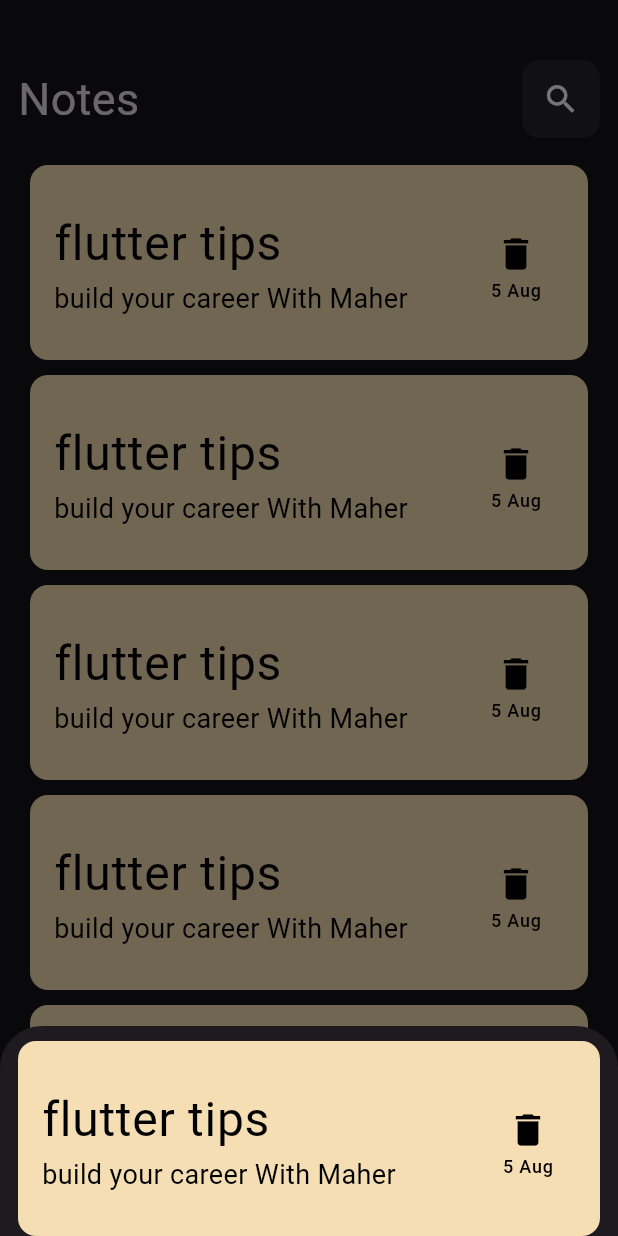
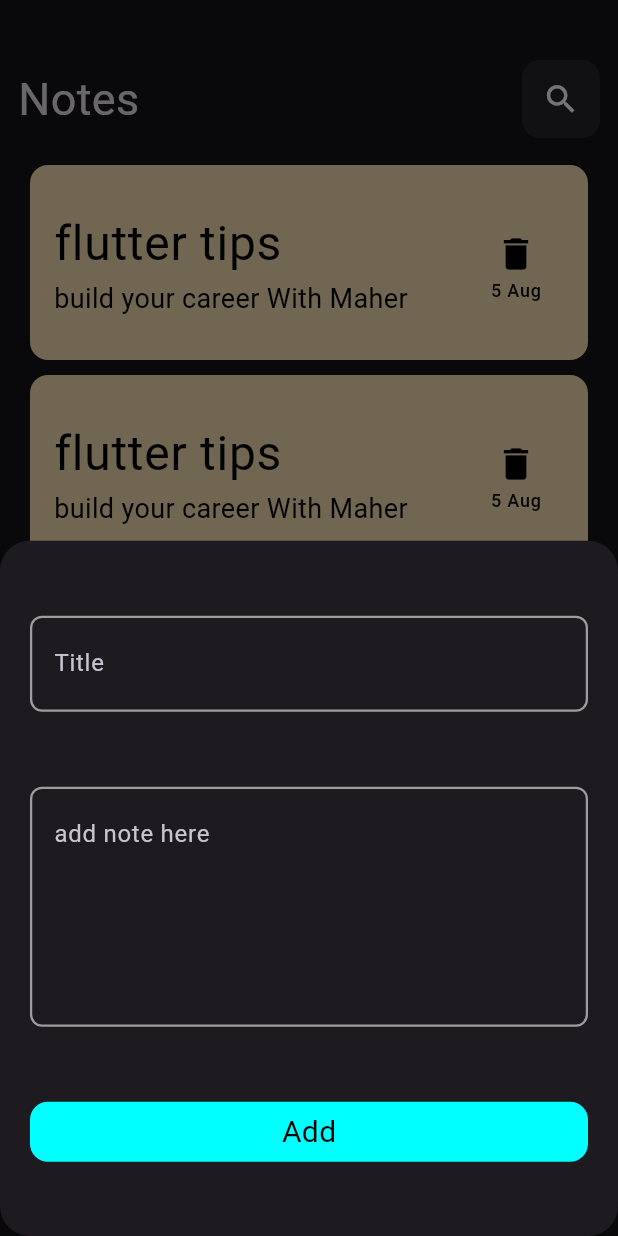
Before and after one commit to Maher35a/notes-app, a Flutter app: the screen it shows after launch, after a tap on the "add" icon, on a phone screen of 412 x 824 dp. Run offline on Flutter 3.47's test engine with Material 3 defaults, Android fonts, the phone set to English and light mode, and no system bars.

Commit message:
custoneAppbar

```diff
--- /dev/null
+++ b/lib/views/constant/constans.dart
@@ -0,0 +1,3 @@
+import 'package:flutter/cupertino.dart';
+
+final Kprimarycolor =Color(0xff00FFFF);
--- /dev/null
+++ b/lib/views/editnoteview.dart
@@ -0,0 +1,11 @@
+import 'package:flutter/material.dart';
+import 'package:notesapp/views/widgets/editnoteWidget.dart';
+
+class editnoteview extends StatelessWidget {
+  const editnoteview({super.key});
+
+  @override
+  Widget build(BuildContext context) {
+    return const editnotewidget();
+  }
+}
--- a/lib/views/home page.dart
+++ b/lib/views/home page.dart
@@ -1,6 +1,6 @@
 import 'package:flutter/material.dart';
 import 'package:notesapp/views/widgets/Appbar_widget.dart';
-import 'package:notesapp/views/widgets/note-view-container.dart';
+import 'package:notesapp/views/widgets/BottomSheetwidget.dart';
 import 'package:notesapp/views/widgets/scrollview.dart';
 
 class homepage extends StatelessWidget {
@@ -9,12 +9,19 @@ class homepage extends StatelessWidget {
   @override
   Widget build(BuildContext context) {
     return Scaffold(
-      body: const Column(children: [CustomAppbar(), Expanded(child: scrollview())]),
+      body: Container(child: const Column(children: [CustomAppbar(
+        title: 'Notes',
+        icon: Icons.search,
+      ), Expanded(child: scrollview())])),
       floatingActionButton: FloatingActionButton(
         onPressed: (){
-          showModalBottomSheet(context: context, builder:(
+          showModalBottomSheet(
+              shape: RoundedRectangleBorder(
+                borderRadius: BorderRadius.circular(20),
+              ),
+              context: context, builder:(
           context){
-            return noteViewContainer();
+            return Bottomsheet();
           }
 
           );
--- a/lib/views/widgets/Appbar_widget.dart
+++ b/lib/views/widgets/Appbar_widget.dart
@@ -1,15 +1,17 @@
+import 'package:flutter/cupertino.dart';
 import 'package:flutter/material.dart';
 
 class CustomAppbar extends StatelessWidget {
-  const CustomAppbar({super.key});
-
+  const CustomAppbar({super.key, required this.title, required this.icon});
+final String title ;
+final IconData icon;
   @override
   Widget build(BuildContext context) {
     return Padding(
       padding: const EdgeInsets.only(top: 40, left: 12,right: 12,),
       child: Row(
         children: [
-          Text ("Notes", style: TextStyle(fontSize: 30)),
+          Text (title, style: TextStyle(fontSize: 30)),
           Spacer(),
           Container(
             padding: EdgeInsets.all(2), // مسافة داخلية حول الأيقونة
@@ -21,7 +23,7 @@ class CustomAppbar extends StatelessWidget {
               onPressed: () {
                 // نفذ شيء هنا
               },
-              icon: Icon(Icons.search, size: 25, color: Colors.white),
+              icon: Icon(icon, size: 25, color: Colors.white),
             ),
           )
         ]
--- a/lib/views/widgets/BottomSheetwidget.dart
+++ b/lib/views/widgets/BottomSheetwidget.dart
@@ -1,10 +1,30 @@
 import 'package:flutter/material.dart';
+
+import 'CustomButton.dart';
+import 'Customtextfildwidget.dart';
 
 class Bottomsheet  extends StatelessWidget {
   const Bottomsheet ({super.key});
 
   @override
   Widget build(BuildContext context) {
-    return const Placeholder();
+    return  Padding(
+      padding: const EdgeInsets.all(20),
+      child: SingleChildScrollView(
+        child: Column(
+          mainAxisSize: MainAxisSize.min,
+          children: [
+            SizedBox(height: 30),
+            customtextfild( hintText: 'Title'),
+            SizedBox(height: 50),
+            customtextfild( hintText: 'add note here',maxLines: 5),
+            SizedBox(height: 50),
+            CustomButtonwidget(),
+            SizedBox(height: 100),
+
+          ]
+        ),
+      ),
+    );
   }
 }
--- /dev/null
+++ b/lib/views/widgets/CustomButton.dart
@@ -0,0 +1,23 @@
+import 'package:flutter/material.dart';
+
+import '../constant/constans.dart';
+
+class CustomButtonwidget extends StatelessWidget {
+   CustomButtonwidget({super.key, this.text='Add'});
+  String text = 'Add';
+  @override
+  Widget build(BuildContext context) {
+    return GestureDetector(
+      onTap: (){},
+      child: Container (
+        width: double.infinity,
+        height:40,
+        child: Center(child: Text(text, style: TextStyle(color: Colors.black, fontSize: 20))),
+        decoration: BoxDecoration(
+          borderRadius: BorderRadius.circular(12),
+          color: Kprimarycolor,
+        )
+      ),
+    );
+  }
+}
--- /dev/null
+++ b/lib/views/widgets/Customtextfildwidget.dart
@@ -0,0 +1,29 @@
+import 'package:flutter/material.dart';
+
+class customtextfild extends StatelessWidget {
+  const customtextfild({super.key, required this.hintText, this.maxLines = 1});
+  final String? hintText;
+  final int? maxLines;
+
+  @override
+  Widget build(BuildContext context) {
+    return TextField(
+      maxLines: maxLines,
+      decoration: InputDecoration(
+        hintText: hintText,
+        contentPadding: const EdgeInsets.symmetric(
+          horizontal: 12, // علشان يبدأ من الشمال
+          vertical: 20,    // علشان يتوسّط رأسيًا لما يكون 5 سطور
+        ),
+        border: const OutlineInputBorder(
+          borderRadius: BorderRadius.all(Radius.circular(8)),
+          borderSide: BorderSide(color: Colors.black),
+        ),
+        enabledBorder: const OutlineInputBorder(
+          borderRadius: BorderRadius.all(Radius.circular(8)),
+          borderSide: BorderSide(color: Colors.grey, width: 1.5),
+        ),
+      ),
+    );
+  }
+}
--- /dev/null
+++ b/lib/views/widgets/editnoteWidget.dart
@@ -0,0 +1,32 @@
+import 'package:flutter/material.dart';
+
+import 'Appbar_widget.dart';
+import 'BottomSheetwidget.dart';
+import 'CustomButton.dart';
+import 'Customtextfildwidget.dart';
+
+class editnotewidget extends StatelessWidget {
+  const editnotewidget({super.key});
+
+  @override
+  Widget build(BuildContext context) {
+    return Scaffold(
+      body: Padding(
+        padding: const EdgeInsets.all(8.0),
+        child: Column(
+          mainAxisSize: MainAxisSize.min,
+          children: [
+            CustomAppbar(title:'Edit Note', icon: Icons.check),
+            Spacer(flex: 2),
+            customtextfild(hintText: 'Title'),
+            Spacer(flex: 3),
+            customtextfild(hintText: 'add note here', maxLines: 5),
+            Spacer(flex: 5),
+            CustomButtonwidget(),
+            Spacer(flex : 10),
+          ],
+        ),
+      ),
+    );
+  }
+}
--- a/lib/views/widgets/note-view-container.dart
+++ b/lib/views/widgets/note-view-container.dart
@@ -1,4 +1,6 @@
 import 'package:flutter/material.dart';
+
+import '../editnoteview.dart';
 
 class noteViewContainer extends StatelessWidget {
   const noteViewContainer({super.key});
@@ -7,6 +9,9 @@ class noteViewContainer extends StatelessWidget {
   Widget build(BuildContext context) {
     return Padding(
       padding: const EdgeInsets.only(top:10, left:12 , right: 12),
+      child: GestureDetector(
+        onTap: () {Navigator.push(context, MaterialPageRoute(builder: (context) => editnoteview()));
+        },
         child: Container(
           width: double.infinity,
           decoration: BoxDecoration(
@@ -47,6 +52,7 @@ class noteViewContainer extends StatelessWidget {
             ),
           ),
         ),
+      ),
     )
     ;
   }
```
Lines whose indentation alone changed are shown as unchanged.
